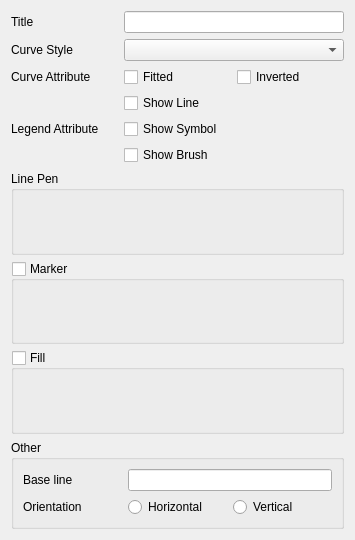
Before: the Qt Designer form src/DAGui/ChartSetting/DAChartCurveItemSettingWidget.ui in czyt1988/data-workbench, drawn with Qt 5.
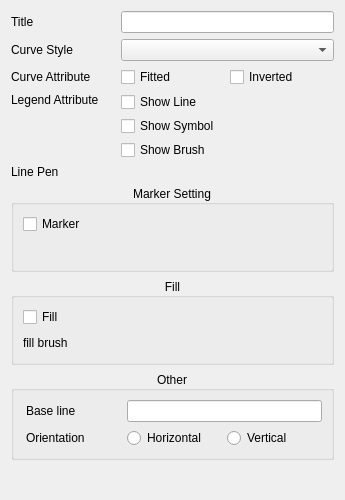
After: the same form once the commit is applied. Custom widgets are drawn as their Qt base class.

Commit message: 完成curve的设置页面

The edit to the form file:
```diff
--- a/src/DAGui/ChartSetting/DAChartCurveItemSettingWidget.ui
+++ b/src/DAGui/ChartSetting/DAChartCurveItemSettingWidget.ui
@@ -6,220 +6,101 @@
    <rect>
     <x>0</x>
     <y>0</y>
-    <width>355</width>
-    <height>540</height>
+    <width>345</width>
+    <height>500</height>
    </rect>
   </property>
   <property name="windowTitle">
    <string>Form</string>
   </property>
-  <layout class="QVBoxLayout" name="verticalLayout_5">
-   <item>
-    <layout class="QGridLayout" name="gridLayout_2">
-     <item row="0" column="0">
-      <widget class="QLabel" name="label_6">
-       <property name="text">
-        <string>Title</string>
-       </property>
-      </widget>
-     </item>
-     <item row="0" column="1" colspan="2">
-      <widget class="QLineEdit" name="lineEditTitle"/>
-     </item>
-     <item row="1" column="0">
-      <widget class="QLabel" name="label">
-       <property name="text">
-        <string>Curve Style</string>
-       </property>
-      </widget>
-     </item>
-     <item row="1" column="1" colspan="2">
-      <widget class="QComboBox" name="comboBoxCurveStyle"/>
-     </item>
-     <item row="2" column="0">
-      <widget class="QLabel" name="label_2">
-       <property name="text">
-        <string>Curve Attribute</string>
-       </property>
-      </widget>
-     </item>
-     <item row="2" column="1">
-      <widget class="QCheckBox" name="checkBoxFitted">
-       <property name="toolTip">
-        <string>&lt;html&gt;&lt;head/&gt;&lt;body&gt;&lt;p&gt;Only in combination with Lines Style, tries to interpolate/smooth the curve, before it is painted. &lt;/p&gt;&lt;p&gt;Note:Curve fitting requires temporary memory for calculating coefficients and additional points.&lt;/p&gt;&lt;/body&gt;&lt;/html&gt;</string>
-       </property>
-       <property name="text">
-        <string>Fitted</string>
-       </property>
-      </widget>
-     </item>
-     <item row="2" column="2">
-      <widget class="QCheckBox" name="checkBoxInverted">
-       <property name="toolTip">
-        <string>&lt;html&gt;&lt;head/&gt;&lt;body&gt;&lt;p&gt;For Steps curve style only. Draws a step function from the right to the left.&lt;/p&gt;&lt;/body&gt;&lt;/html&gt;</string>
-       </property>
-       <property name="text">
-        <string>Inverted</string>
-       </property>
-      </widget>
-     </item>
-     <item row="3" column="0">
-      <widget class="QLabel" name="label_3">
-       <property name="minimumSize">
-        <size>
-         <width>0</width>
-         <height>54</height>
-        </size>
-       </property>
-       <property name="text">
-        <string>Legend Attribute</string>
-       </property>
-      </widget>
-     </item>
-     <item row="3" column="1" colspan="2">
-      <layout class="QVBoxLayout" name="verticalLayout_4">
-       <item>
-        <widget class="QCheckBox" name="checkBoxShowLine">
-         <property name="minimumSize">
-          <size>
-           <width>0</width>
-           <height>18</height>
-          </size>
-         </property>
-         <property name="text">
-          <string>Show Line</string>
-         </property>
-        </widget>
-       </item>
-       <item>
-        <widget class="QCheckBox" name="checkBoxShowSymbol">
-         <property name="minimumSize">
-          <size>
-           <width>0</width>
-           <height>18</height>
-          </size>
-         </property>
-         <property name="text">
-          <string>Show Symbol</string>
-         </property>
-        </widget>
-       </item>
-       <item>
-        <widget class="QCheckBox" name="checkBoxShowBrush">
-         <property name="minimumSize">
-          <size>
-           <width>0</width>
-           <height>18</height>
-          </size>
-         </property>
-         <property name="text">
-          <string>Show Brush</string>
-         </property>
-        </widget>
-       </item>
-      </layout>
-     </item>
-    </layout>
+  <layout class="QGridLayout" name="gridLayout_2">
+   <item row="1" column="0">
+    <widget class="QLabel" name="label">
+     <property name="text">
+      <string>Curve Style</string>
+     </property>
+    </widget>
    </item>
-   <item>
-    <widget class="DA::DACollapsibleGroupBox" name="groupBoxPen">
-     <property name="title">
+   <item row="0" column="0">
+    <widget class="QLabel" name="label_6">
+     <property name="text">
+      <string>Title</string>
+     </property>
+    </widget>
+   </item>
+   <item row="3" column="0">
+    <widget class="QLabel" name="label_3">
+     <property name="minimumSize">
+      <size>
+       <width>0</width>
+       <height>54</height>
+      </size>
+     </property>
+     <property name="text">
+      <string>Legend Attribute</string>
+     </property>
+     <property name="alignment">
+      <set>Qt::AlignLeading|Qt::AlignLeft|Qt::AlignTop</set>
+     </property>
+    </widget>
+   </item>
+   <item row="2" column="1">
+    <widget class="QCheckBox" name="checkBoxFitted">
+     <property name="toolTip">
+      <string>&lt;html&gt;&lt;head/&gt;&lt;body&gt;&lt;p&gt;Only in combination with Lines Style, tries to interpolate/smooth the curve, before it is painted. &lt;/p&gt;&lt;p&gt;Note:Curve fitting requires temporary memory for calculating coefficients and additional points.&lt;/p&gt;&lt;/body&gt;&lt;/html&gt;</string>
+     </property>
+     <property name="text">
+      <string>Fitted</string>
+     </property>
+    </widget>
+   </item>
+   <item row="4" column="0">
+    <widget class="QLabel" name="label_7">
+     <property name="text">
       <string>Line Pen</string>
      </property>
-     <layout class="QVBoxLayout" name="verticalLayout">
-      <property name="spacing">
-       <number>4</number>
-      </property>
-      <property name="leftMargin">
-       <number>4</number>
-      </property>
-      <property name="topMargin">
-       <number>4</number>
-      </property>
-      <property name="rightMargin">
-       <number>4</number>
-      </property>
-      <property name="bottomMargin">
-       <number>4</number>
-      </property>
-      <item>
-       <widget class="DA::DAPenEditWidget" name="penEditWidget" native="true"/>
-      </item>
-     </layout>
     </widget>
    </item>
-   <item>
-    <widget class="DA::DACollapsibleGroupBox" name="groupBoxSymbol">
-     <property name="title">
-      <string>Marker</string>
-     </property>
-     <property name="checkable">
-      <bool>true</bool>
-     </property>
-     <property name="checked">
-      <bool>false</bool>
-     </property>
-     <layout class="QVBoxLayout" name="verticalLayout_2">
-      <property name="spacing">
-       <number>4</number>
-      </property>
-      <property name="leftMargin">
-       <number>4</number>
-      </property>
-      <property name="topMargin">
-       <number>4</number>
-      </property>
-      <property name="rightMargin">
-       <number>4</number>
-      </property>
-      <property name="bottomMargin">
-       <number>4</number>
-      </property>
-      <item>
-       <widget class="DA::DAChartSymbolEditWidget" name="symbolEditWidget" native="true"/>
-      </item>
-     </layout>
-    </widget>
+   <item row="0" column="1" colspan="2">
+    <widget class="QLineEdit" name="lineEditTitle"/>
    </item>
-   <item>
-    <widget class="DA::DACollapsibleGroupBox" name="groupBoxFill">
-     <property name="title">
-      <string>Fill</string>
+   <item row="11" column="0">
+    <spacer name="verticalSpacer">
+     <property name="orientation">
+      <enum>Qt::Vertical</enum>
      </property>
-     <property name="checkable">
-      <bool>true</bool>
+     <property name="sizeHint" stdset="0">
+      <size>
+       <width>20</width>
+       <height>40</height>
+      </size>
      </property>
-     <property name="checked">
-      <bool>false</bool>
-     </property>
-     <layout class="QVBoxLayout" name="verticalLayout_3">
-      <property name="spacing">
-       <number>4</number>
-      </property>
-      <property name="leftMargin">
-       <number>4</number>
-      </property>
-      <property name="topMargin">
-       <number>4</number>
-      </property>
-      <property name="rightMargin">
-       <number>4</number>
-      </property>
-      <property name="bottomMargin">
-       <number>4</number>
-      </property>
-      <item>
-       <widget class="DA::DABrushEditWidget" name="brushEditWidget" native="true"/>
-      </item>
-     </layout>
-    </widget>
+    </spacer>
    </item>
-   <item>
+   <item row="10" column="0" colspan="3">
     <widget class="QGroupBox" name="groupBox">
+     <property name="sizePolicy">
+      <sizepolicy hsizetype="Preferred" vsizetype="Maximum">
+       <horstretch>0</horstretch>
+       <verstretch>0</verstretch>
+      </sizepolicy>
+     </property>
      <property name="title">
       <string>Other</string>
      </property>
+     <property name="alignment">
+      <set>Qt::AlignCenter</set>
+     </property>
+     <property name="flat">
+      <bool>true</bool>
+     </property>
      <layout class="QGridLayout" name="gridLayout">
+      <property name="leftMargin">
+       <number>12</number>
+      </property>
+      <property name="topMargin">
+       <number>9</number>
+      </property>
       <item row="0" column="0">
        <widget class="QLabel" name="label_4">
         <property name="text">
@@ -254,15 +135,217 @@
      </layout>
     </widget>
    </item>
+   <item row="2" column="0">
+    <widget class="QLabel" name="label_2">
+     <property name="text">
+      <string>Curve Attribute</string>
+     </property>
+    </widget>
+   </item>
+   <item row="4" column="1" colspan="2">
+    <widget class="DA::DAPenEditWidget" name="penEditWidget" native="true">
+     <property name="sizePolicy">
+      <sizepolicy hsizetype="Preferred" vsizetype="Maximum">
+       <horstretch>0</horstretch>
+       <verstretch>0</verstretch>
+      </sizepolicy>
+     </property>
+     <property name="minimumSize">
+      <size>
+       <width>0</width>
+       <height>12</height>
+      </size>
+     </property>
+    </widget>
+   </item>
+   <item row="1" column="1" colspan="2">
+    <widget class="QComboBox" name="comboBoxCurveStyle"/>
+   </item>
+   <item row="2" column="2">
+    <widget class="QCheckBox" name="checkBoxInverted">
+     <property name="toolTip">
+      <string>&lt;html&gt;&lt;head/&gt;&lt;body&gt;&lt;p&gt;For Steps curve style only. Draws a step function from the right to the left.&lt;/p&gt;&lt;/body&gt;&lt;/html&gt;</string>
+     </property>
+     <property name="text">
+      <string>Inverted</string>
+     </property>
+    </widget>
+   </item>
+   <item row="3" column="1" colspan="2">
+    <layout class="QVBoxLayout" name="verticalLayout_4">
+     <item>
+      <widget class="QCheckBox" name="checkBoxLegendShowLine">
+       <property name="minimumSize">
+        <size>
+         <width>0</width>
+         <height>18</height>
+        </size>
+       </property>
+       <property name="text">
+        <string>Show Line</string>
+       </property>
+      </widget>
+     </item>
+     <item>
+      <widget class="QCheckBox" name="checkBoxLegendShowSymbol">
+       <property name="minimumSize">
+        <size>
+         <width>0</width>
+         <height>18</height>
+        </size>
+       </property>
+       <property name="text">
+        <string>Show Symbol</string>
+       </property>
+      </widget>
+     </item>
+     <item>
+      <widget class="QCheckBox" name="checkBoxLegendShowBrush">
+       <property name="minimumSize">
+        <size>
+         <width>0</width>
+         <height>18</height>
+        </size>
+       </property>
+       <property name="text">
+        <string>Show Brush</string>
+       </property>
+      </widget>
+     </item>
+    </layout>
+   </item>
+   <item row="9" column="0" colspan="3">
+    <widget class="QGroupBox" name="groupBoxFill">
+     <property name="sizePolicy">
+      <sizepolicy hsizetype="Preferred" vsizetype="Maximum">
+       <horstretch>0</horstretch>
+       <verstretch>0</verstretch>
+      </sizepolicy>
+     </property>
+     <property name="minimumSize">
+      <size>
+       <width>0</width>
+       <height>0</height>
+      </size>
+     </property>
+     <property name="title">
+      <string>Fill</string>
+     </property>
+     <property name="alignment">
+      <set>Qt::AlignCenter</set>
+     </property>
+     <property name="flat">
+      <bool>true</bool>
+     </property>
+     <property name="checkable">
+      <bool>false</bool>
+     </property>
+     <property name="checked">
+      <bool>false</bool>
+     </property>
+     <layout class="QGridLayout" name="gridLayout_3">
+      <item row="1" column="0">
+       <widget class="QLabel" name="label_8">
+        <property name="text">
+         <string>fill brush</string>
+        </property>
+       </widget>
+      </item>
+      <item row="0" column="0">
+       <widget class="QCheckBox" name="checkBoxEnableFill">
+        <property name="text">
+         <string>Fill</string>
+        </property>
+       </widget>
+      </item>
+      <item row="1" column="1" colspan="2">
+       <widget class="DA::DABrushEditWidget" name="brushEditWidget" native="true">
+        <property name="sizePolicy">
+         <sizepolicy hsizetype="Preferred" vsizetype="Maximum">
+          <horstretch>0</horstretch>
+          <verstretch>0</verstretch>
+         </sizepolicy>
+        </property>
+        <property name="minimumSize">
+         <size>
+          <width>0</width>
+          <height>20</height>
+         </size>
+        </property>
+       </widget>
+      </item>
+     </layout>
+    </widget>
+   </item>
+   <item row="6" column="0" colspan="3">
+    <widget class="QGroupBox" name="groupBoxMarker">
+     <property name="enabled">
+      <bool>true</bool>
+     </property>
+     <property name="sizePolicy">
+      <sizepolicy hsizetype="Preferred" vsizetype="Maximum">
+       <horstretch>0</horstretch>
+       <verstretch>0</verstretch>
+      </sizepolicy>
+     </property>
+     <property name="minimumSize">
+      <size>
+       <width>0</width>
+       <height>0</height>
+      </size>
+     </property>
+     <property name="title">
+      <string>Marker Setting</string>
+     </property>
+     <property name="alignment">
+      <set>Qt::AlignCenter</set>
+     </property>
+     <property name="flat">
+      <bool>true</bool>
+     </property>
+     <property name="checkable">
+      <bool>false</bool>
+     </property>
+     <property name="checked">
+      <bool>false</bool>
+     </property>
+     <layout class="QGridLayout" name="gridLayout_4">
+      <item row="0" column="0">
+       <widget class="QCheckBox" name="checkBoxEnableMarker">
+        <property name="text">
+         <string>Marker</string>
+        </property>
+       </widget>
+      </item>
+      <item row="1" column="0">
+       <widget class="QLabel" name="labelMarker">
+        <property name="text">
+         <string/>
+        </property>
+       </widget>
+      </item>
+      <item row="1" column="1" colspan="2">
+       <widget class="DA::DAChartSymbolEditWidget" name="symbolEditWidget" native="true">
+        <property name="sizePolicy">
+         <sizepolicy hsizetype="Preferred" vsizetype="Maximum">
+          <horstretch>0</horstretch>
+          <verstretch>0</verstretch>
+         </sizepolicy>
+        </property>
+        <property name="minimumSize">
+         <size>
+          <width>0</width>
+          <height>20</height>
+         </size>
+        </property>
+       </widget>
+      </item>
+     </layout>
+    </widget>
+   </item>
   </layout>
  </widget>
  <customwidgets>
-  <customwidget>
-   <class>DA::DACollapsibleGroupBox</class>
-   <extends>QGroupBox</extends>
-   <header location="global">DACollapsibleGroupBox.h</header>
-   <container>1</container>
-  </customwidget>
   <customwidget>
    <class>DA::DAChartSymbolEditWidget</class>
    <extends>QWidget</extends>
```
Left out of the diff: 67 changed lines with no effect on the pictures. The commit also changes 14 other files.
